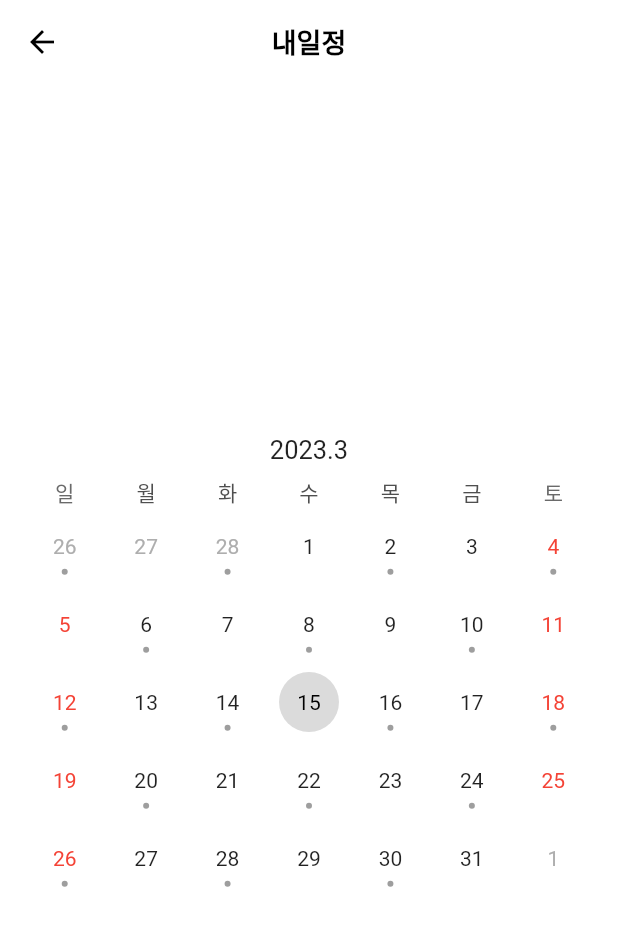
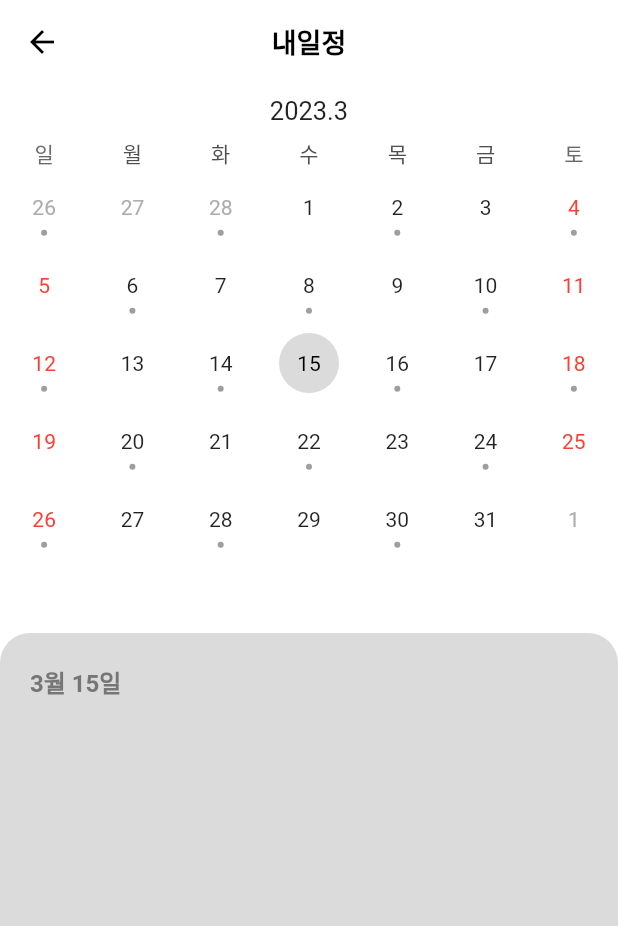
Before and after one commit to 2023-Together/Together_Dev_Flutter, a Flutter app: the UserCalendarScreen screen opened directly, on a phone screen of 412 x 824 dp. Shown: the top 926 px of the screen. Run offline on Flutter 3.47's test engine with Material 2 defaults, Android fonts, the phone set to English and light mode, and no system bars; drawn by our look-alikes of table_calendar; our stand-ins replace flutter_secure_storage, font_awesome_flutter, get; accounts and stored records are empty; network calls fail.

Commit message:
feat: 내일정 페이지 일정 리스트 화면 추가
달력 날짜 선택 시 해당 날짜 일정 리스트 화면 개발 중

```diff
--- a/lib/features/schedule/screen.dart
+++ b/lib/features/schedule/screen.dart
@@ -29,12 +29,8 @@ class _TableCalendarPageState extends State<TableCalendarPage> {
     }
   }
 
-  @override
-  Widget build(BuildContext context) {
-    return Center(
-      child: Padding(
-        padding: const EdgeInsets.symmetric(horizontal: 16),
-        child: TableCalendar(
+  Widget _calendar() {
+    return TableCalendar(
       locale: 'ko-KR',
       focusedDay: _focusedDay,
       firstDay: DateTime(2023, 1, 1), // 달력 범위 처음
@@ -68,8 +64,8 @@ class _TableCalendarPageState extends State<TableCalendarPage> {
       calendarStyle: CalendarStyle(
         defaultTextStyle: const TextStyle(),
         weekendTextStyle: const TextStyle(color: Colors.red),
-            selectedTextStyle: TextStyle(
-                color: _selectedDayIsWeekend ? Colors.red : Colors.black),
+        selectedTextStyle:
+            TextStyle(color: _selectedDayIsWeekend ? Colors.red : Colors.black),
         todayTextStyle: const TextStyle(
           color: Colors.white,
         ),
@@ -93,8 +89,49 @@ class _TableCalendarPageState extends State<TableCalendarPage> {
         if (day.day % 2 == 0) return [''];
         return [];
       },
+    );
+  }
+
+  Widget _scheduleList() {
+    return Expanded(
+      child: Container(
+        margin: const EdgeInsets.only(top: 50),
+        width: double.infinity,
+        clipBehavior: Clip.hardEdge,
+        decoration: const BoxDecoration(
+          borderRadius: BorderRadius.only(
+            topLeft: Radius.circular(20),
+            topRight: Radius.circular(20),
+          ),
+          color: Color(0xFFDBDBDB),
+        ),
+        child: Padding(
+          padding: const EdgeInsets.all(20),
+          child: Column(
+            crossAxisAlignment: CrossAxisAlignment.start,
+            children: [
+              Text(
+                "${_focusedDay.month}월 ${_focusedDay.day}일",
+                style: const TextStyle(
+                  color: Color(0xFF767676),
+                  fontSize: 16,
+                  fontWeight: FontWeight.w700,
+                ),
+              ),
+            ],
+          ),
         ),
       ),
     );
   }
+
+  @override
+  Widget build(BuildContext context) {
+    return Column(
+      children: [
+        _calendar(),
+        _scheduleList(),
+      ],
+    );
   }
+}
```
Lines whose indentation alone changed are shown as unchanged.
